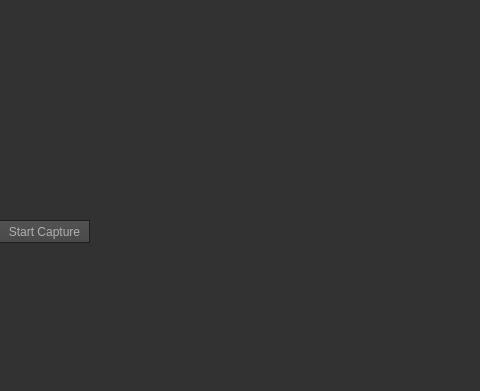
Qt form src/RenderManagement/RGBDCaptureForGANWindow.ui (Mirevi/MotionHub) before a commit; both pictures show x 285 to 765 and y 0 to 391 of the 979 by 648 pixel window.
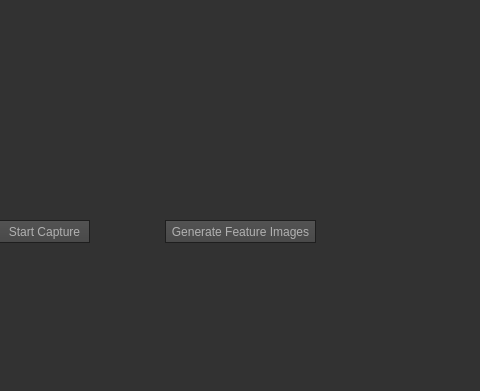
The same form after that commit. Icons and pictures are not drawn.

Commit message: huge refactor of code + started implementation of feature image generation

```diff
--- a/src/RenderManagement/RGBDCaptureForGANWindow.ui
+++ b/src/RenderManagement/RGBDCaptureForGANWindow.ui
@@ -507,6 +507,22 @@
     <string>Initiate Kinect</string>
    </property>
   </widget>
+  <widget class="QPushButton" name="btn_generate_feature_images">
+   <property name="geometry">
+    <rect>
+     <x>450</x>
+     <y>220</y>
+     <width>151</width>
+     <height>23</height>
+    </rect>
+   </property>
+   <property name="text">
+    <string>Generate Feature Images</string>
+   </property>
+   <property name="flat">
+    <bool>false</bool>
+   </property>
+  </widget>
  </widget>
  <resources/>
  <connections>
```
Left out of the diff: 17 changed lines with no effect on the pictures. The commit also changes 2 other files.
